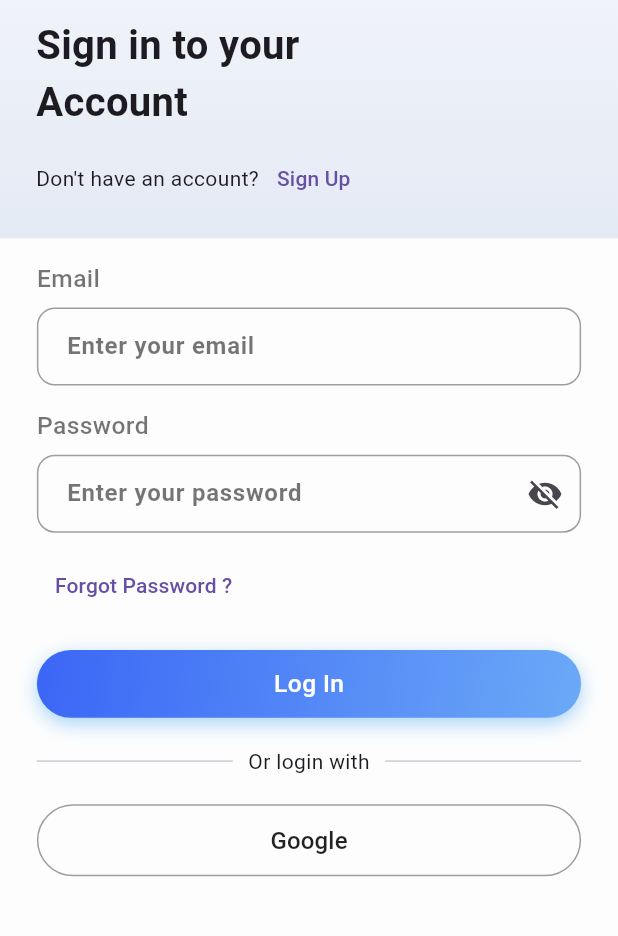
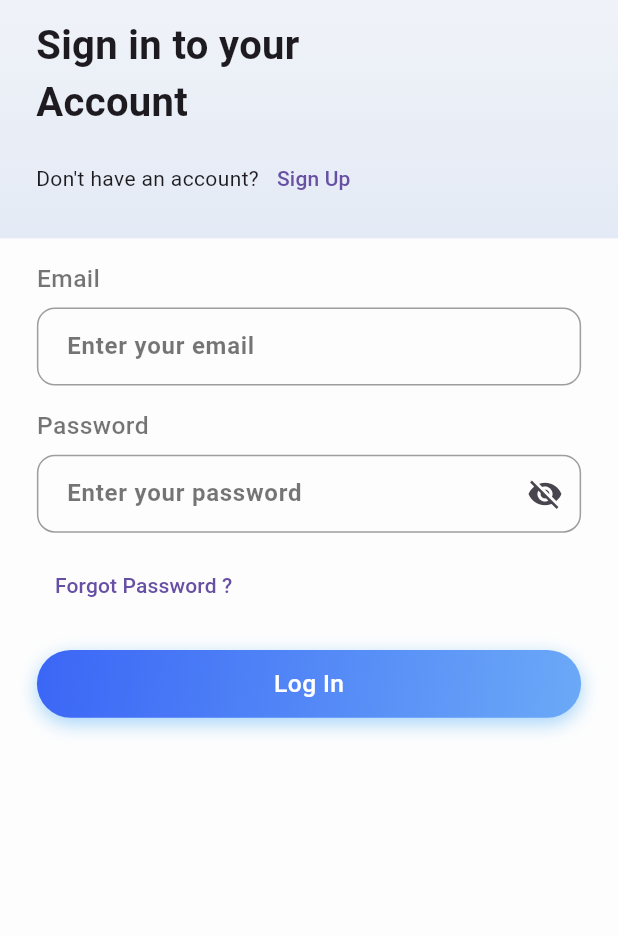
Before and after one commit to Divit-vaghani/notes_app, a Flutter app: the screen it shows after launch, on a phone screen of 412 x 824 dp, the part 108-1044 px from its top. Run offline on Flutter 3.47's test engine with Material 3 defaults, Android fonts, the phone set to English and light mode, and no system bars; drawn by our look-alikes of oktoast; our stand-ins replace cloud_firestore, firebase_auth, firebase_core, flutter_screenutil, get_it, go_router and 2 more; accounts and stored records are empty.

Commit message:
-- Removed Social Login

```diff
--- a/lib/screen/auth/login_screen.dart
+++ b/lib/screen/auth/login_screen.dart
@@ -115,18 +115,18 @@ class _LoginScreenState extends State<LoginScreen> {
                           onPressed: value.login,
                         ),
                         SizedBox(height: 20.h),
-                        Row(
-                          children: [
-                            Expanded(child: Divider(thickness: 1.h)),
-                            Padding(
-                              padding: EdgeInsets.symmetric(horizontal: 10.w),
-                              child: const Text('Or login with'),
-                            ),
-                            Expanded(child: Divider(thickness: 1.h)),
-                          ],
-                        ),
-                        SizedBox(height: 20.h),
-                        GoogleButton(isLoading: value.isGoogleLoading, onPressed: value.loginWithGoogle),
+                        // Row(
+                        //   children: [
+                        //     Expanded(child: Divider(thickness: 1.h)),
+                        //     Padding(
+                        //       padding: EdgeInsets.symmetric(horizontal: 10.w),
+                        //       child: const Text('Or login with'),
+                        //     ),
+                        //     Expanded(child: Divider(thickness: 1.h)),
+                        //   ],
+                        // ),
+                        // SizedBox(height: 20.h),
+                        // GoogleButton(isLoading: value.isGoogleLoading, onPressed: value.loginWithGoogle),
                       ],
                     ),
                   ),
```
